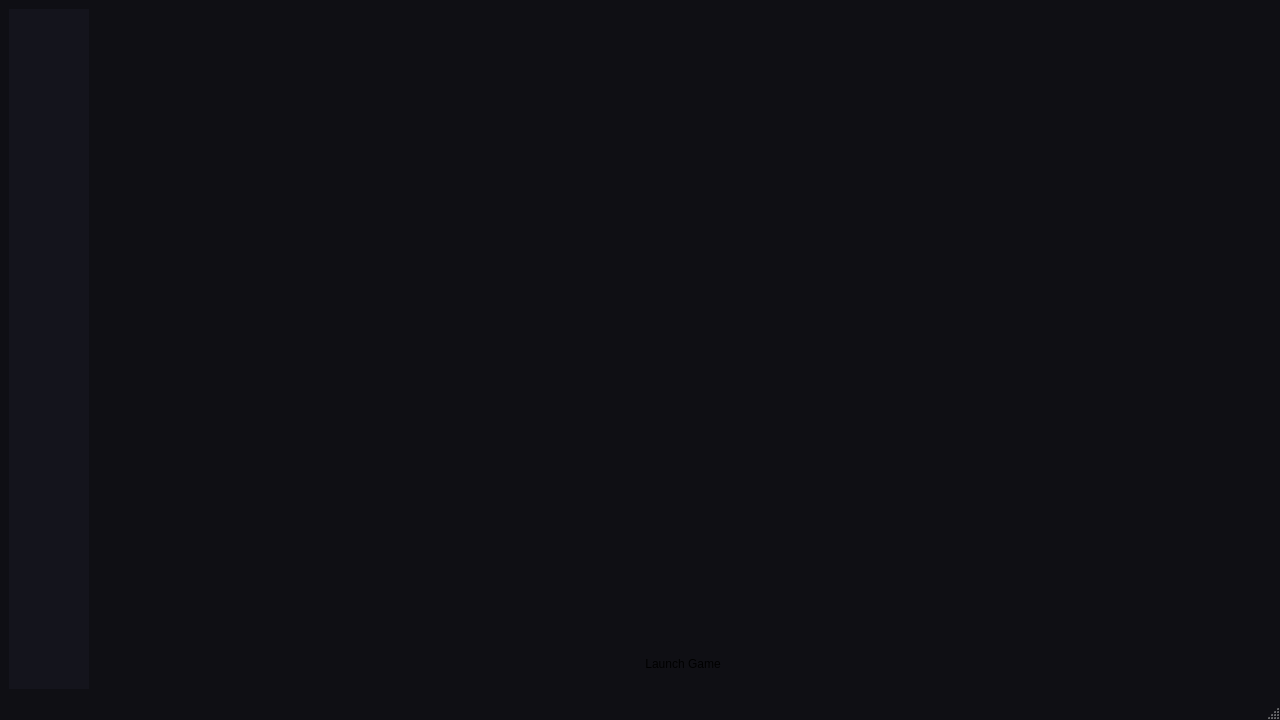
Qt form src/ui/mainwindow.ui (FreddyBearDev/FazbearClient) before a commit.
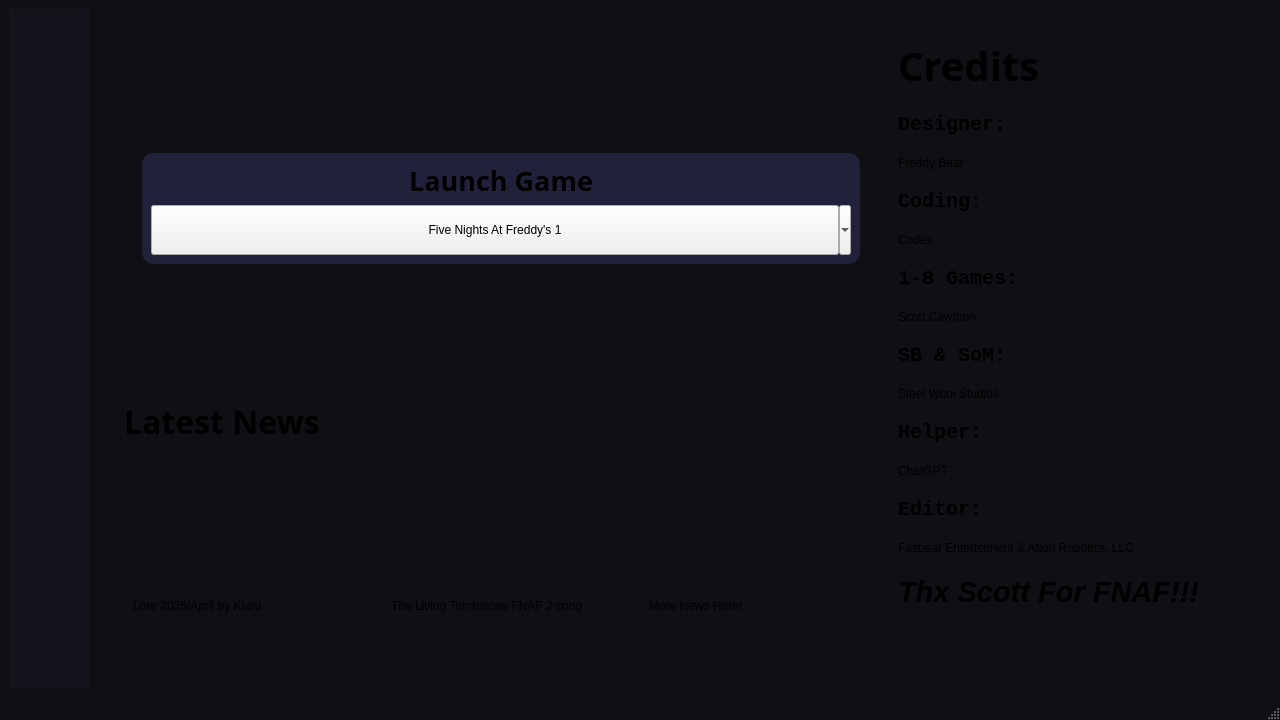
The same form after that commit. Icons and pictures are not drawn.

```diff
--- a/src/ui/mainwindow.ui
+++ b/src/ui/mainwindow.ui
@@ -193,7 +193,7 @@
          <item>
           <widget class="QStackedWidget" name="stackedWidget">
            <property name="currentIndex">
-            <number>1</number>
+            <number>0</number>
            </property>
            <widget class="QWidget" name="pageHome">
             <layout class="QHBoxLayout" name="horizontalLayout_home">
@@ -651,33 +651,7 @@
              </item>
             </layout>
            </widget>
-           <widget class="QWidget" name="pageGames">
-            <layout class="QHBoxLayout" name="horizontalLayout_games">
-             <item>
-              <layout class="QGridLayout" name="gridLayout_games"/>
-             </item>
-             <item>
-              <layout class="QVBoxLayout" name="verticalLayout_selected">
-               <item>
-                <widget class="QLabel" name="lblSelectedImage"/>
-               </item>
-               <item>
-                <widget class="QLabel" name="lblSelectedTitle"/>
-               </item>
-               <item>
-                <widget class="QLabel" name="lblSelectedDescription"/>
-               </item>
-               <item>
-                <widget class="QPushButton" name="btnLaunchSelected">
-                 <property name="text">
-                  <string>Launch Game</string>
-                 </property>
-                </widget>
-               </item>
-              </layout>
-             </item>
-            </layout>
-           </widget>
+           
            <widget class="QWidget" name="pageWiki">
             <layout class="QVBoxLayout" name="verticalLayout_wiki"/>
            </widget>
```
